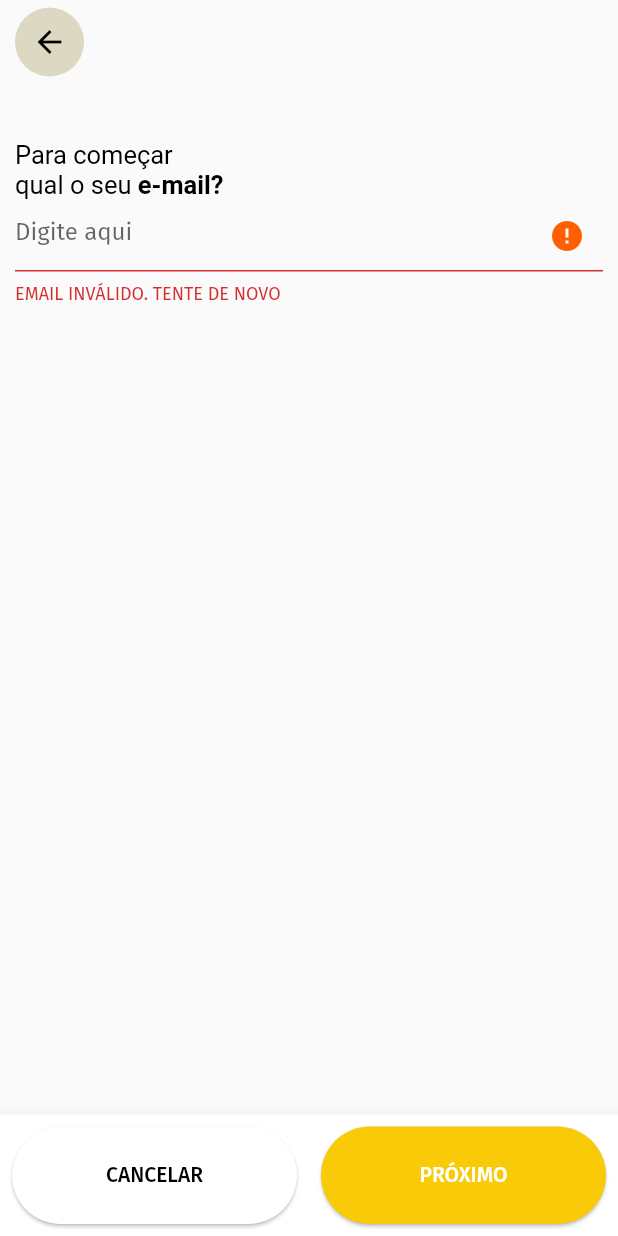
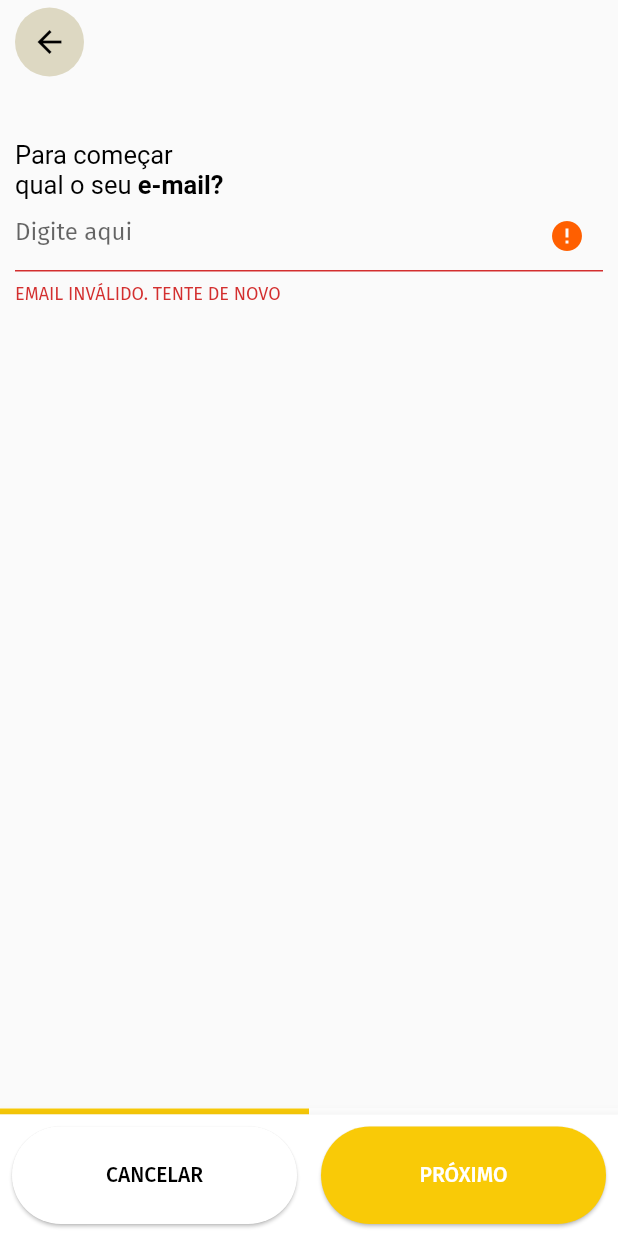
Before and after one commit to fabiovivas/processo-seletivo-olgari, a Flutter app: the RegisterPage screen opened by its route, after a tap on "PRÓXIMO", on a phone screen of 412 x 824 dp. Run offline on Flutter 3.47's test engine with Material 2 defaults, Android fonts, the phone set to English and light mode, and no system bars; our stand-ins replace flutter_mobx, get, google_fonts, mobx; generated files the repository leaves out were written again.

Commit message:
add progress indicator in registerPage

```diff
--- a/lib/presentation/register.dart/register_presenter.dart
+++ b/lib/presentation/register.dart/register_presenter.dart
@@ -20,6 +20,9 @@ abstract class _RegisterPresenter with Store {
   @observable
   String password;
 
+  @observable
+  double progress = 0.5;
+
   @action
   void setEmail(String email) {
     this.email = email;
@@ -29,7 +32,10 @@ abstract class _RegisterPresenter with Store {
   @action
   void validateEmail() {
     _validateEmail();
-    if (emailError == null) isEmailValid = true;
+    if (emailError == null) {
+      isEmailValid = true;
+      progress = 1;
+    }
   }
 
   _validateEmail(){
--- a/lib/ui/pages/register/register_page.dart
+++ b/lib/ui/pages/register/register_page.dart
@@ -2,6 +2,7 @@ import 'package:exercise/presentation/register.dart/register_presenter.dart';
 import 'package:exercise/ui/pages/register/components/bottom_options.dart';
 import 'package:exercise/ui/pages/register/components/register_password.dart';
 import 'package:flutter/material.dart';
+import 'package:flutter_mobx/flutter_mobx.dart';
 import 'package:get/get.dart';
 import 'package:mobx/mobx.dart';
 
@@ -69,13 +70,27 @@ class _RegisterPageState extends State<RegisterPage> {
       ),
       bottomNavigationBar: Transform.translate(
         offset: Offset(0.0, -1 * MediaQuery.of(context).viewInsets.bottom),
-        child: BottomAppBar(
+        child: Wrap(
+          children: [
+            Observer(
+              builder: (_) {
+                return LinearProgressIndicator(
+                  value: widget.registerPresenter.progress,
+                  backgroundColor: Colors.white,
+                  valueColor: AlwaysStoppedAnimation<Color>(
+                      Color.fromRGBO(249, 202, 7, 1)),
+                );
+              },
+            ),
+            BottomAppBar(
               child: BottomOptions(
                 firstLabel: 'CANCELAR',
                 firstButtom: FocusScope.of(context).unfocus,
                 lastLabel: 'PRÓXIMO',
                 lastButtom: widget.registerPresenter.validateEmail,
               ),
+            )
+          ],
         ),
       ),
     );
```
Also changed, not shown: lib/presentation/register.dart/register_presenter.g.dart. Lines whose indentation alone changed are shown as unchanged.
